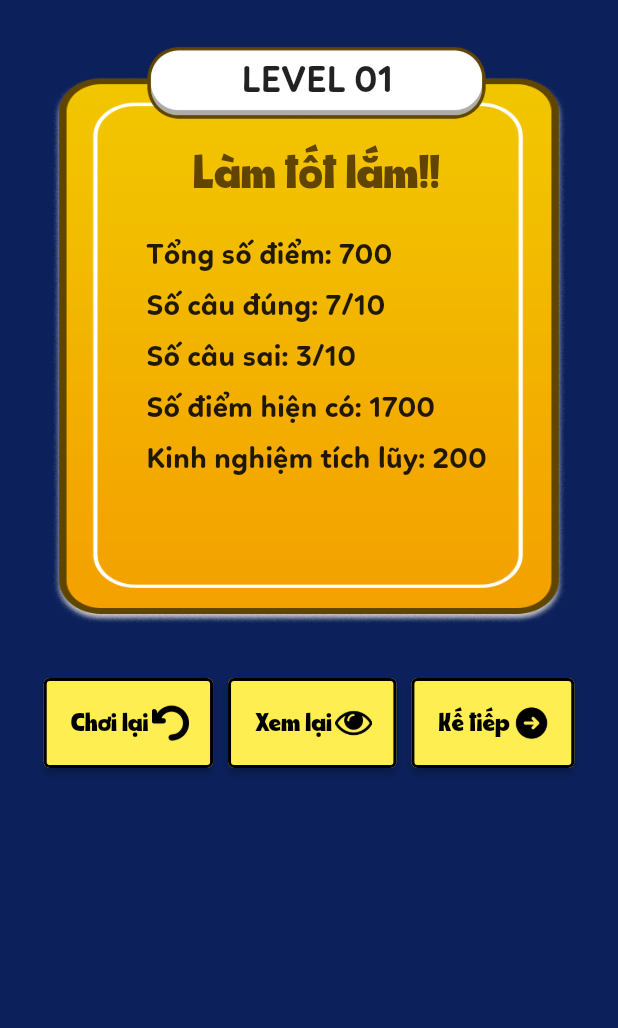
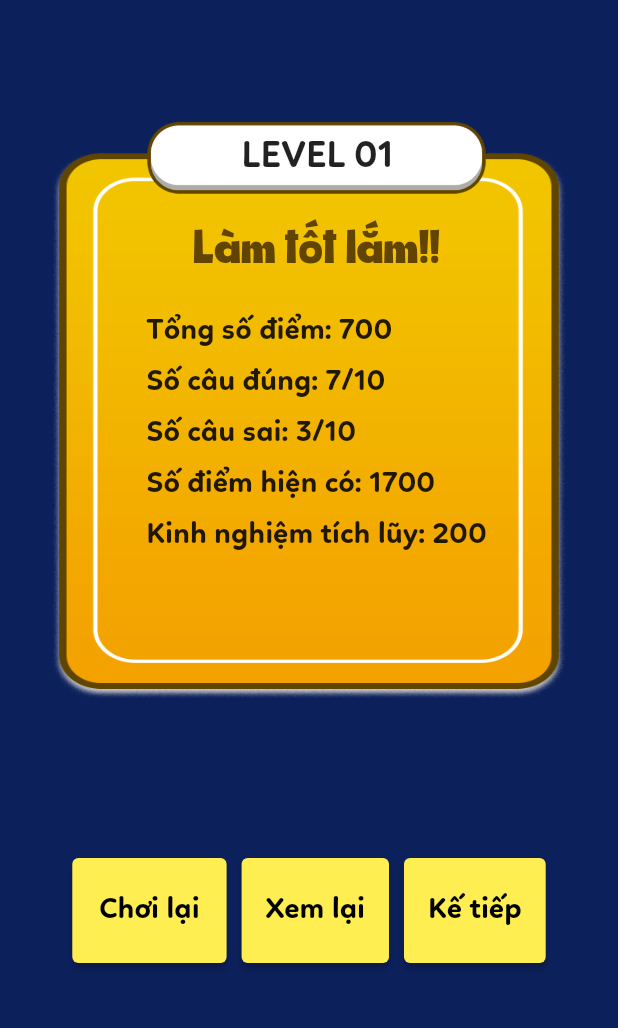
Before and after one commit to TuongVy06-20PMC/DALTDD-Alien, a Flutter app: the KetThucLuotChoi screen opened directly, on a phone screen of 412 x 824 dp, the part 189-1217 px from its top. Run offline on Flutter 3.47's test engine with Material 2 defaults, Android fonts, the phone set to English and light mode, and no system bars; our stand-ins replace audioplayers, google_nav_bar, hexcolor; missing offline and left inert: flutter_screen_wake, searchbar_animation.

Commit message:
edit ket thuc luot choi

```diff
--- a/flutter_application_2/lib/Screen/KetThucLuotChoi.dart
+++ b/flutter_application_2/lib/Screen/KetThucLuotChoi.dart
@@ -46,7 +46,7 @@ class _KetThucLuotChoiState extends State<KetThucLuotChoi> {
               ),
               Container(
                 margin: EdgeInsets.only(
-                  top: 10,
+                  top: 60,
                 ),
                 child: Column(
                   children: [
@@ -94,7 +94,7 @@ class _KetThucLuotChoiState extends State<KetThucLuotChoi> {
                                   ],
                                 ),
                                 Padding(
-                                  padding:const EdgeInsets.only(top: 10),
+                                  padding: const EdgeInsets.only(top: 10),
                                   child: Row(
                                     mainAxisAlignment: MainAxisAlignment.center,
                                     children: [
@@ -111,39 +111,58 @@ class _KetThucLuotChoiState extends State<KetThucLuotChoi> {
                                 Column(
                                   mainAxisAlignment: MainAxisAlignment.start,
                                   crossAxisAlignment: CrossAxisAlignment.start,
-                                  children:const [
-                                    Padding(padding: EdgeInsets.only(bottom: 10, top: 20),
-                                    child: Text('Tổng số điểm: 700', style: TextStyle(
+                                  children: const [
+                                    Padding(
+                                      padding:
+                                          EdgeInsets.only(bottom: 10, top: 20),
+                                      child: Text(
+                                        'Tổng số điểm: 700',
+                                        style: TextStyle(
                                           fontFamily: 'LinotteBold',
                                           fontSize: 20,
-                                    ),),
                                         ),
-                                     Padding(padding: EdgeInsets.only(bottom: 10),
-                                    child: Text('Số câu đúng: 7/10', style: TextStyle(
+                                      ),
+                                    ),
+                                    Padding(
+                                      padding: EdgeInsets.only(bottom: 10),
+                                      child: Text(
+                                        'Số câu đúng: 7/10',
+                                        style: TextStyle(
                                           fontFamily: 'LinotteBold',
                                           fontSize: 20,
-                                    ),),
                                         ),
-                                     Padding(padding: EdgeInsets.only(bottom: 10),
-                                    child: Text('Số câu sai: 3/10', style: TextStyle(
+                                      ),
+                                    ),
+                                    Padding(
+                                      padding: EdgeInsets.only(bottom: 10),
+                                      child: Text(
+                                        'Số câu sai: 3/10',
+                                        style: TextStyle(
                                           fontFamily: 'LinotteBold',
                                           fontSize: 20,
-                                    ),),
                                         ),
-                                     Padding(padding: EdgeInsets.only(bottom: 10),
-                                    child: Text('Số điểm hiện có: 1700', style: TextStyle(
+                                      ),
+                                    ),
+                                    Padding(
+                                      padding: EdgeInsets.only(bottom: 10),
+                                      child: Text(
+                                        'Số điểm hiện có: 1700',
+                                        style: TextStyle(
                                           fontFamily: 'LinotteBold',
                                           fontSize: 20,
-                                    ),),
                                         ),
-                                     Padding(padding: EdgeInsets.only(bottom: 10),
-                                    child: Text('Kinh nghiệm tích lũy: 200', style: TextStyle(
+                                      ),
+                                    ),
+                                    Padding(
+                                      padding: EdgeInsets.only(bottom: 10),
+                                      child: Text(
+                                        'Kinh nghiệm tích lũy: 200',
+                                        style: TextStyle(
                                           fontFamily: 'LinotteBold',
                                           fontSize: 20,
-                                    ),),
                                         ),
-
-
+                                      ),
+                                    ),
                                   ],
                                 )
                               ],
@@ -151,7 +170,7 @@ class _KetThucLuotChoiState extends State<KetThucLuotChoi> {
                       ],
                     ),
                     Container(
-                        margin: EdgeInsets.only(top: 30),
+                        margin: EdgeInsets.only(top: 100),
                         child: Row(
                           mainAxisAlignment: MainAxisAlignment.center,
                           children: [
@@ -160,9 +179,8 @@ class _KetThucLuotChoiState extends State<KetThucLuotChoi> {
                               child: ElevatedButton(
                                 style: ElevatedButton.styleFrom(
                                   backgroundColor: HexColor('FFEE52'),
-                                    minimumSize: Size(70, 60),
-                                    side: const BorderSide(
-                                        width: 2, color: Colors.black),
+                                  minimumSize: Size(70, 70),
+
                                 ),
                                 child: Padding(
                                     padding: EdgeInsets.all(0),
@@ -174,36 +192,47 @@ class _KetThucLuotChoiState extends State<KetThucLuotChoi> {
                                           'Chơi lại',
                                           textAlign: TextAlign.center,
                                           style: TextStyle(
-                                                fontSize: 22,
-                                                fontFamily: 'FSAriston',
+                                            fontSize: 20,
+                                            fontFamily: 'LinotteBold',
                                             color: Colors.black,
                                           ),
                                         ),
                                         ),
-                                          Image.asset(
-                                            'assets/arrow.png',
-                                            height: 25,
-                                            width: 25,
-                                          ),
+
                                       ],
                                     )),
                                 onPressed: () => showDialog<String>(
                                   context: context,
                                   builder: (BuildContext context) =>
                                       AlertDialog(
-                                            backgroundColor: HexColor('FFFDA2'),
-                                            title: Text(
+                                    backgroundColor: HexColor('fde787'),
+                                    title: Stack(
+                                      children: [
+                                        Text(
                                           'Lưu ý',
                                           style: TextStyle(
-                                                  color: HexColor('F90716'),
+                                              color: HexColor('f4a000'),
                                               fontSize: 35,
                                               fontFamily: 'FSAriston'),
                                         ),
+                                        Positioned(
+                                          child: IconButton(
+                                              onPressed: (() {}),
+                                              icon: Image.asset(
+                                                'assets/cross.png',
+                                                height: 30,
+                                                width: 30,
+                                              )),
+                                          left: 210,
+                                          bottom: 1,
+                                        ),
+                                      ],
+                                    ),
                                     content: const Text(
-                                              'Khi bạn chơi lại hệ thống sẽ không tính điểm hoặc thưởng',
+                                      'Nếu bạn chọn Chơi lại, đồng nghĩa với việc điểm vừa rồi sẽ bị hủy',
                                       textAlign: TextAlign.center,
                                       style: TextStyle(
-                                                  fontFamily: 'FSAriston',
+                                          fontFamily: 'LinotteBold',
                                           fontSize: 22),
                                     ),
                                     actions: <Widget>[
@@ -211,159 +240,128 @@ class _KetThucLuotChoiState extends State<KetThucLuotChoi> {
                                         children: [
                                           Row(
                                             mainAxisAlignment:
+                                                MainAxisAlignment.center,
+                                            children: [
+                                              InkWell(
+                                                child: Container(
+                                                  child: Stack(children: [
+                                                    Row(
+                                                      mainAxisAlignment:
                                                           MainAxisAlignment
                                                               .center,
+                                                      crossAxisAlignment:
+                                                          CrossAxisAlignment
+                                                              .center,
                                                       children: [
-                                                      Padding(
+                                                        Image.asset(
+                                                          'assets/btn.png',
+                                                          fit: BoxFit.fill,
+                                                          height: 50,
+                                                          width: 120,
+                                                        )
+                                                      ],
+                                                    ),
+                                                    Positioned(
+                                                      child: Padding(
                                                         padding:
-                                                            EdgeInsets.all(25),
-                                                        child: TextButton(
-                                                          style: TextButton.styleFrom(
-                                                              backgroundColor:
-                                                                  HexColor(
-                                                                      '0C205B'),
-                                                              shadowColor:
-                                                                  Colors.white),
-                                                          onPressed: () =>
-                                                              Navigator.pop(
-                                                                  context,
-                                                                  'Thoát'),
+                                                            EdgeInsets.zero,
                                                         child: Text(
-                                                            'Thoát',
+                                                          'Đồng ý',
+                                                          textAlign:
+                                                              TextAlign.center,
                                                           style: TextStyle(
-                                                                color: HexColor(
-                                                                    'FFFDA2'),
                                                               fontSize: 23,
                                                               fontFamily:
-                                                                    'FSAriston'),
+                                                                  'FSAriston',
+                                                              color:
+                                                                  Colors.black),
                                                         ),
                                                       ),
+                                                      top: 11,
+                                                      left: 35,
                                                     ),
-                                                      TextButton(
-                                                        style: TextButton
-                                                            .styleFrom(
-                                                                backgroundColor:
-                                                                    HexColor(
-                                                                        '0C205B'),
-                                                                shadowColor:
-                                                                    Colors
-                                                                        .white),
-                                                        onPressed: () {
-                                                          Navigator.of(context)
-                                                              .pop();
+                                                  ]),
+                                                ),
+                                                onTap: () {
                                                   Navigator.push(
                                                     context,
                                                     MaterialPageRoute(
-                                                                builder:
-                                                                    (context) =>
+                                                        builder: (context) =>
                                                             const BatDauChoi()),
                                                   );
                                                 },
-                                                        child: Text(
-                                                          'Đồng ý',
-                                                          style: TextStyle(
-                                                              color: HexColor(
-                                                                  'FFFDA2'),
-                                                              fontSize: 23,
-                                                              fontFamily:
-                                                                  'FSAriston'),
-                                                        ),
-                                                      ),
-                                                    ],
-                                                  ),
-                                                  Positioned(
-                                                    child: Image.asset(
-                                                        'assets/monster-1.png'),
-                                                    height: 55,
-                                                    width: 55,
-                                                    left: 40,
-                                                    bottom: 29,
                                               ),
                                             ],
                                           ),
                                         ],
-                                          ))),
+                                      )
+                                    ],
+                                  ),
+                                ),
+                              ),
                             ),
                             Padding(
                               padding: EdgeInsets.only(right: 10),
                               child: ElevatedButton(
                                 style: ElevatedButton.styleFrom(
                                   backgroundColor: HexColor('FFEE52'),
-                                      minimumSize: Size(70, 60),
-                                      side: const BorderSide(
-                                          width: 2, color: Colors.black),
+                                  minimumSize: Size(70, 70),
+                                  /*side: const BorderSide(
+                                      width: 2, color: Colors.black),*/
                                 ),
                                 child: Padding(
                                     padding: EdgeInsets.all(0),
-                                        child: Row(
+                                    child: Column(
                                       children: [
-                                            const Padding(
-                                              padding: EdgeInsets.all(2),
-                                              child: Text(
+                                        /* Image.asset(
+                                              'assets/eye-open.png',
+                                              width: 30,
+                                              height: 30,
+                                            ),*/
+                                         Text(
                                           'Xem lại',
                                           textAlign: TextAlign.center,
                                           style: TextStyle(
-                                                  fontSize: 22,
-                                                  fontFamily: 'FSAriston',
+                                            fontSize: 20,
+                                            fontFamily: 'LinotteBold',
                                             color: Colors.black,
                                           ),
                                         ),
-                                            ),
-                                            Image.asset(
-                                              'assets/eye-open.png',
-                                              height: 25,
-                                              width: 25,
-                                            ),
                                       ],
                                     )),
-                                    onPressed: () {
-                                      Navigator.push(
-                                        context,
-                                        MaterialPageRoute(
-                                            builder: (context) =>
-                                                const XemlaiDapAn()),
-                                      );
-                                    })),
+                                onPressed: () {},
+                              ),
+                            ),
                             Padding(
                               padding: EdgeInsets.zero,
                               child: ElevatedButton(
                                 style: ElevatedButton.styleFrom(
                                   backgroundColor: HexColor('FFEE52'),
-                                  minimumSize: Size(70, 60),
-                                  side: const BorderSide(
-                                      width: 2, color: Colors.black),
+                                  minimumSize: Size(70, 70),
+                                  /*side: const BorderSide(
+                                      width: 2, color: Colors.black),*/
                                 ),
                                 child: Padding(
                                     padding: EdgeInsets.all(0),
-                                    child: Row(
+                                    child: Column(
                                       children: [
-                                        const Padding(
-                                          padding: EdgeInsets.all(2),
-                                          child: Text(
+                                        /* Image.asset(
+                                              'assets/eye-open.png',
+                                              width: 30,
+                                              height: 30,
+                                            ),*/
+                                        const Text(
                                           'Kế tiếp',
                                           textAlign: TextAlign.center,
                                           style: TextStyle(
-                                              fontSize: 22,
-                                              fontFamily: 'FSAriston',
+                                            fontSize: 20,
+                                            fontFamily: 'LinotteBold',
                                             color: Colors.black,
                                           ),
                                         ),
-                                        ),
-                                        Image.asset(
-                                          'assets/right-arrow.png',
-                                          height: 25,
-                                          width: 25,
-                                        ),
                                       ],
                                     )),
-                                onPressed: () {
-                                  Navigator.push(
-                                    context,
-                                    MaterialPageRoute(
-                                        builder: (context) =>
-                                            const TrangChuTabBarGoogle()),
-                                  );
-                                },
+                                onPressed: () {},
                               ),
                             ),
                           ],
```
Lines whose indentation alone changed are shown as unchanged.
